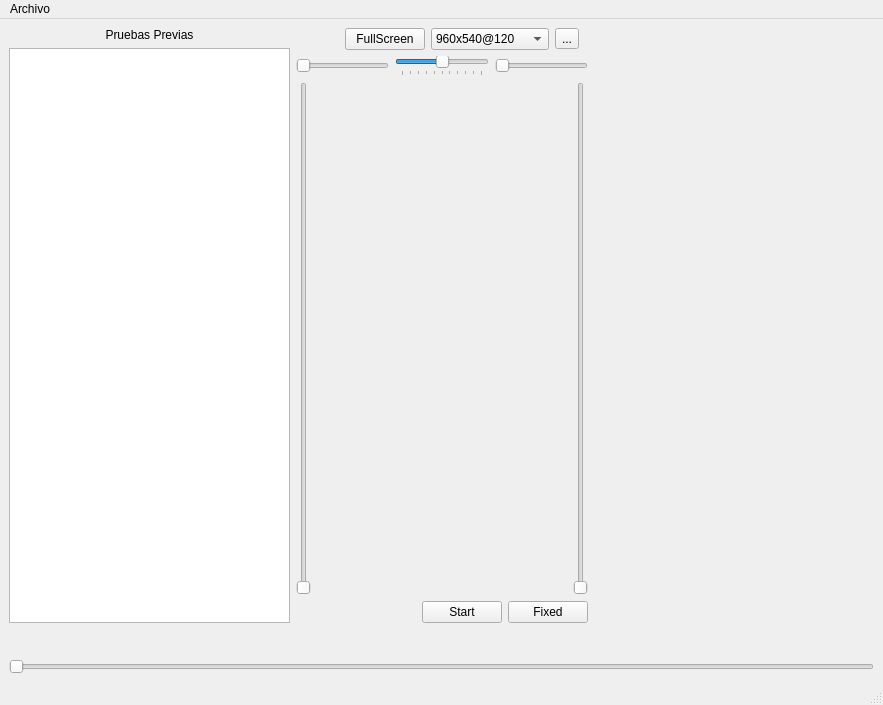
The window that src/ui/dev/MainWindow.ui (Debaq/Siev) describes before a commit, drawn with Qt 5.
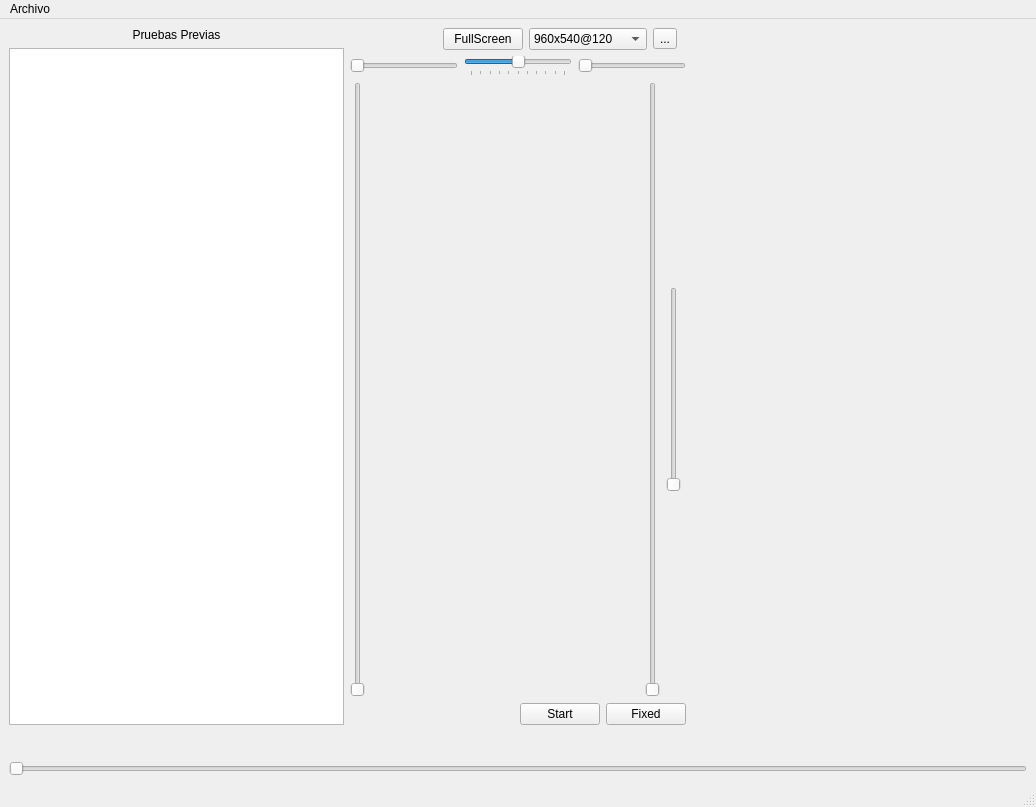
The same window after the commit.

Diff of the .ui file:
```diff
--- a/src/ui/dev/MainWindow.ui
+++ b/src/ui/dev/MainWindow.ui
@@ -6,8 +6,8 @@
    <rect>
     <x>0</x>
     <y>0</y>
-    <width>883</width>
-    <height>705</height>
+    <width>1036</width>
+    <height>807</height>
    </rect>
   </property>
   <property name="windowTitle">
@@ -243,6 +243,43 @@
             </property>
            </widget>
           </item>
+          <item>
+           <layout class="QVBoxLayout" name="verticalLayout_7">
+            <item>
+             <spacer name="verticalSpacer_2">
+              <property name="orientation">
+               <enum>Qt::Orientation::Vertical</enum>
+              </property>
+              <property name="sizeHint" stdset="0">
+               <size>
+                <width>20</width>
+                <height>40</height>
+               </size>
+              </property>
+             </spacer>
+            </item>
+            <item>
+             <widget class="QSlider" name="verticalSlider">
+              <property name="orientation">
+               <enum>Qt::Orientation::Vertical</enum>
+              </property>
+             </widget>
+            </item>
+            <item>
+             <spacer name="verticalSpacer">
+              <property name="orientation">
+               <enum>Qt::Orientation::Vertical</enum>
+              </property>
+              <property name="sizeHint" stdset="0">
+               <size>
+                <width>20</width>
+                <height>40</height>
+               </size>
+              </property>
+             </spacer>
+            </item>
+           </layout>
+          </item>
          </layout>
         </item>
         <item>
@@ -370,8 +407,8 @@
     <rect>
      <x>0</x>
      <y>0</y>
-     <width>883</width>
-     <height>23</height>
+     <width>1036</width>
+     <height>30</height>
     </rect>
    </property>
    <widget class="QMenu" name="menuArchivo">
```
